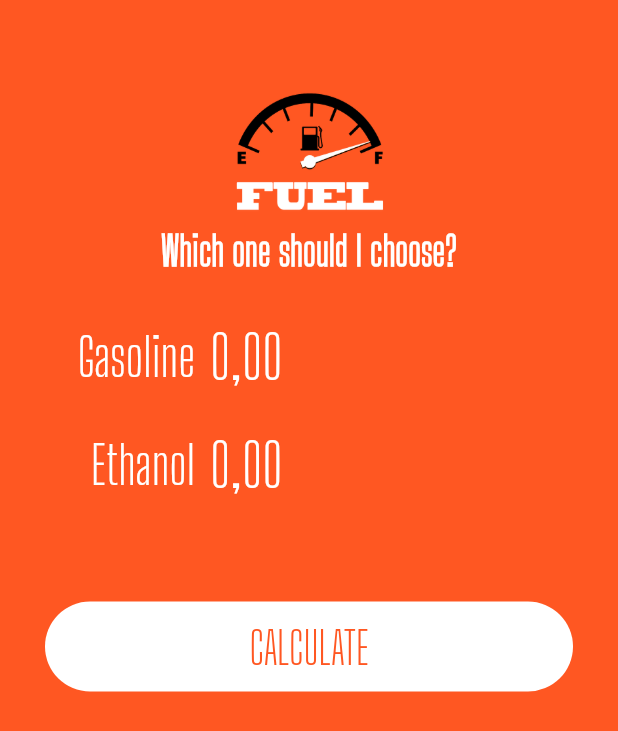
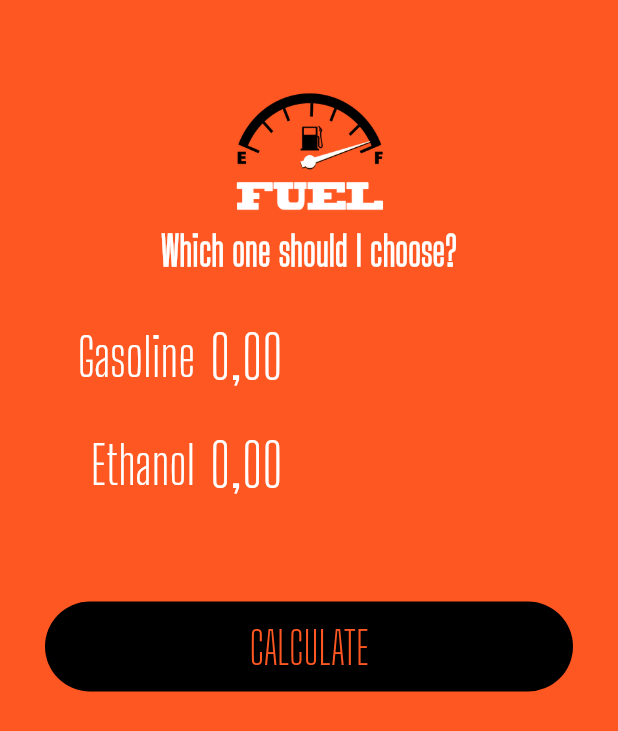
Before and after one commit to DiegoRomario/fuel_helper_flutter_app, a Flutter app: the screen it shows after launch, on a phone screen of 412 x 824 dp. Shown: the top 731 px of the screen. Run offline on Flutter 3.47's test engine with Material 2 defaults, Android fonts, the phone set to English and light mode, and no system bars; our stand-ins replace flutter_masked_text.

Commit message:
adding black button

```diff
--- a/lib/widgets/loading-button.widget.dart
+++ b/lib/widgets/loading-button.widget.dart
@@ -5,12 +5,14 @@ class LoadingButton extends StatelessWidget {
   var invert = false;
   Function func;
   var text = "";
+  var blackButton = false;
 
   LoadingButton(
       {@required this.busy,
       @required this.invert,
       @required this.func,
-      @required this.text});
+      @required this.text,
+      this.blackButton = false});
 
   @override
   Widget build(BuildContext context) {
@@ -27,7 +29,9 @@ class LoadingButton extends StatelessWidget {
             margin: EdgeInsets.all(30),
             width: double.infinity,
             decoration: BoxDecoration(
-                color: invert ? Theme.of(context).primaryColor : Colors.white,
+                color: blackButton
+                    ? Colors.black
+                    : invert ? Theme.of(context).primaryColor : Colors.white,
                 borderRadius: BorderRadius.circular(60)),
             child: FlatButton(
                 onPressed: func,
--- a/lib/widgets/submit.form.dart
+++ b/lib/widgets/submit.form.dart
@@ -37,6 +37,7 @@ class SubmitForm extends StatelessWidget {
           invert: false,
           func: submitFunc,
           text: "CALCULATE",
+          blackButton: true,
         ),
       ],
     );
```
